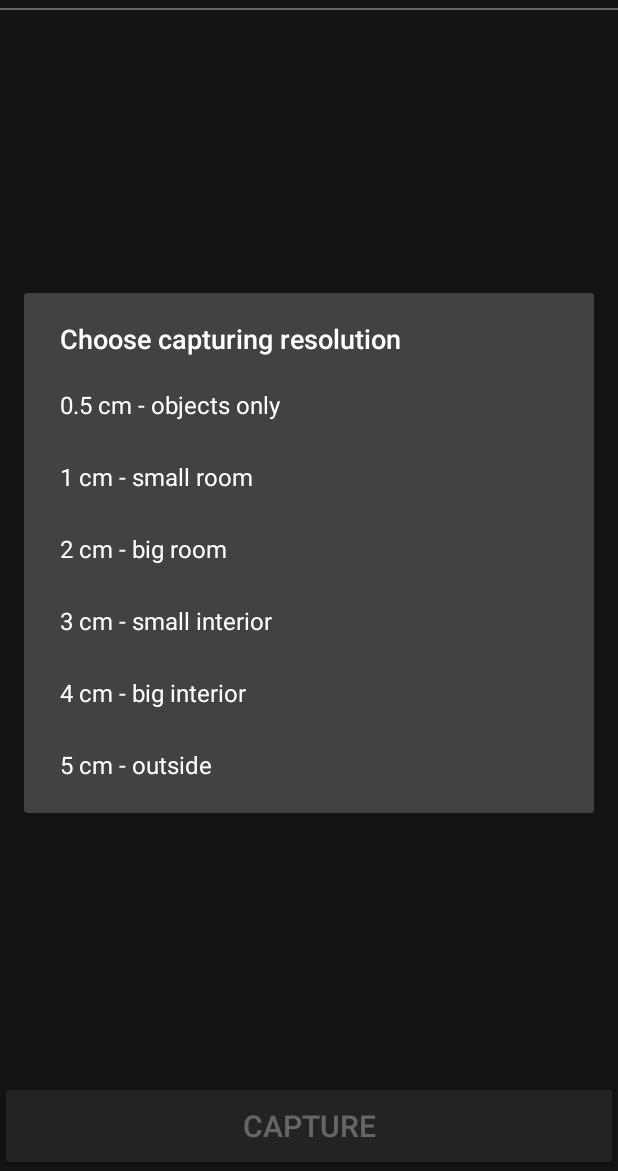
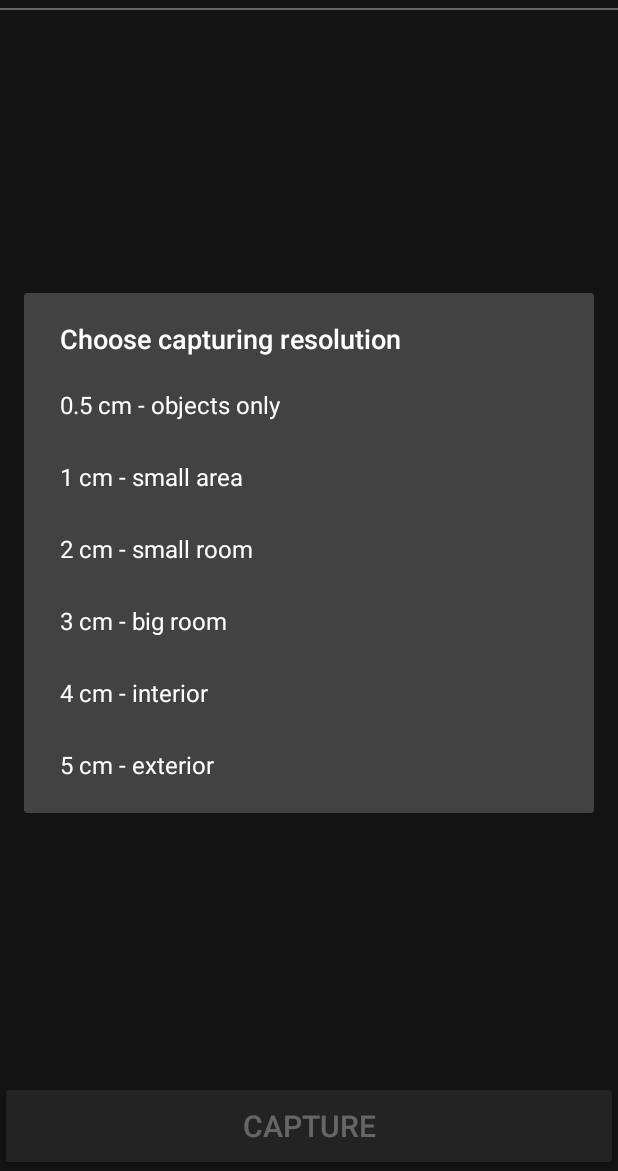
Before and after one commit to noxo/tango, an Android app: the screen it shows after launch (FileManager), after a tap on "CAPTURE", on a phone screen of 412 x 824 dp, the part 65-1236 px from its top. Run offline under Robolectric (Android 15) with nearby library versions, the light colour scheme and no system bars; our stand-ins replace AdMob.

Commit message:
release 0.9.2

```diff
--- a/open_constructor/app/src/main/AndroidManifest.xml
+++ b/open_constructor/app/src/main/AndroidManifest.xml
@@ -3,7 +3,7 @@
           xmlns:tools="http://schemas.android.com/tools"
           package="com.lvonasek.openconstructor"
           android:versionCode="0"
-          android:versionName="0.9.1">
+          android:versionName="0.9.2">
 
     <uses-permission android:name="android.permission.CAMERA" />
     <uses-permission android:name="android.permission.INTERNET" />
--- a/open_constructor/app/src/main/java/com/lvonasek/openconstructor/ui/FileManager.java
+++ b/open_constructor/app/src/main/java/com/lvonasek/openconstructor/ui/FileManager.java
@@ -214,6 +214,16 @@ public class FileManager extends AbstractActivity implements View.OnClickListene
             return;
           }
         }
+        if (isFirstRun())
+        {
+          if (Build.MANUFACTURER.toUpperCase().startsWith("ASUS"))
+          {
+            AlertDialog alertDialog = new AlertDialog.Builder(this).create();
+            alertDialog.setTitle(getString(R.string.app_name));
+            alertDialog.setMessage(getString(R.string.asus_problem));
+            alertDialog.show();
+          }
+        }
         refreshUI();
         break;
       }
@@ -407,4 +417,16 @@ public class FileManager extends AbstractActivity implements View.OnClickListene
     else
       mAdView.setVisibility(View.GONE);
   }
+
+
+  public boolean isFirstRun()
+  {
+    String key = "FIRST_RUN_KEY";
+    SharedPreferences pref = PreferenceManager.getDefaultSharedPreferences(getBaseContext());
+    boolean output = pref.getBoolean(key, true);
+    SharedPreferences.Editor e = pref.edit();
+    e.putBoolean(key, false);
+    e.commit();
+    return output;
+  }
 }
--- a/open_constructor/app/src/main/res/values/strings.xml
+++ b/open_constructor/app/src/main/res/values/strings.xml
@@ -10,6 +10,8 @@
     <string name="settings">Settings</string>
     <string name="capture">Capture</string>
     <string name="textures"> textures</string>
+    <string name="ok"> OK</string>
+    <string name="asus_problem">You are running the Tango version of this app. Google will remove Tango from your device when updating to Android 8. Please avoid updating if you want to keep the 3D scanning functionality.\n\nNote that there is also an ARcore version of this app but that version is providing much worse results because of limitations of the ARcore technology.</string>
 
     <!-- Editor !-->
     <string name="editor_back">Back</string>
@@ -100,10 +102,10 @@
 
     <string-array name="resolutions">
         <item>0.5 cm - objects only</item>
-        <item>1 cm - small room</item>
-        <item>2 cm - big room</item>
-        <item>3 cm - small interior</item>
-        <item>4 cm - big interior</item>
-        <item>5 cm - outside</item>
+        <item>1 cm - small area</item>
+        <item>2 cm - small room</item>
+        <item>3 cm - big room</item>
+        <item>4 cm - interior</item>
+        <item>5 cm - exterior</item>
     </string-array>
 </resources>
--- a/open_constructor/build.gradle
+++ b/open_constructor/build.gradle
@@ -3,9 +3,10 @@ buildscript {
 
     repositories {
         jcenter()
+        google()
     }
     dependencies {
-        classpath 'com.android.tools.build:gradle:3.0.1'
+        classpath 'com.android.tools.build:gradle:3.1.0'
     }
 }
 
@@ -14,5 +15,6 @@ allprojects {
         mavenLocal()
         maven { url  "https://oss.sonatype.org/content/repositories/snapshots/" }
         jcenter()
+        google()
     }
 }
```
Also changed, not shown: open_constructor/app/build.gradle (+4 -4 lines), open_constructor/app/src/main/libs/httpclient-4.4.1.2.jar (added), open_constructor/gradle/wrapper/gradle-wrapper.properties.
